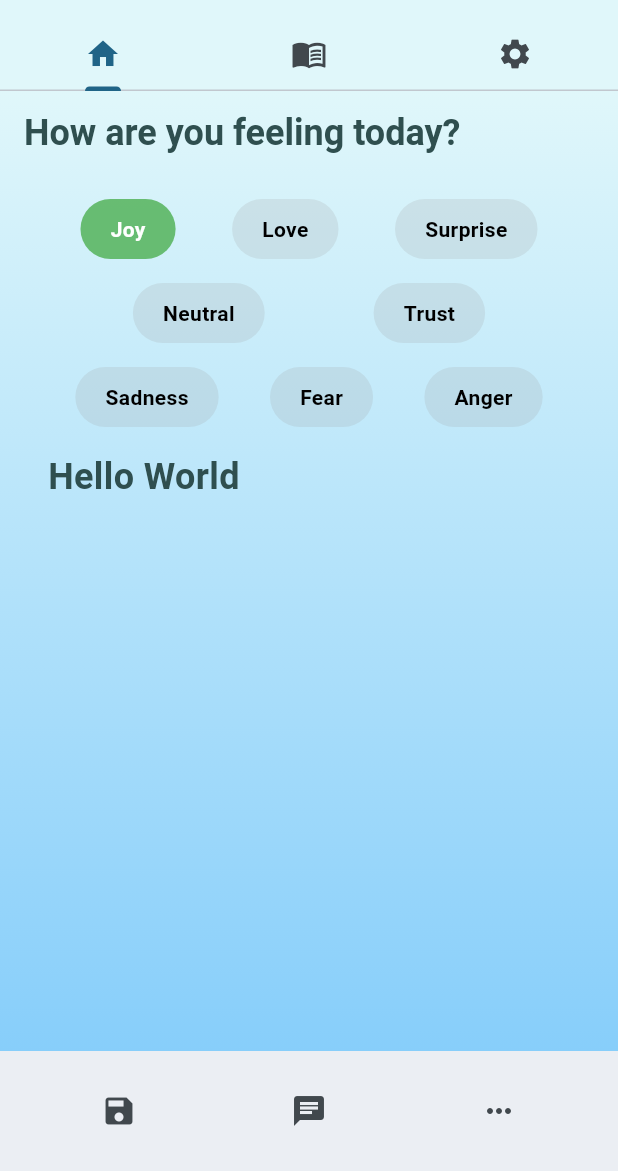
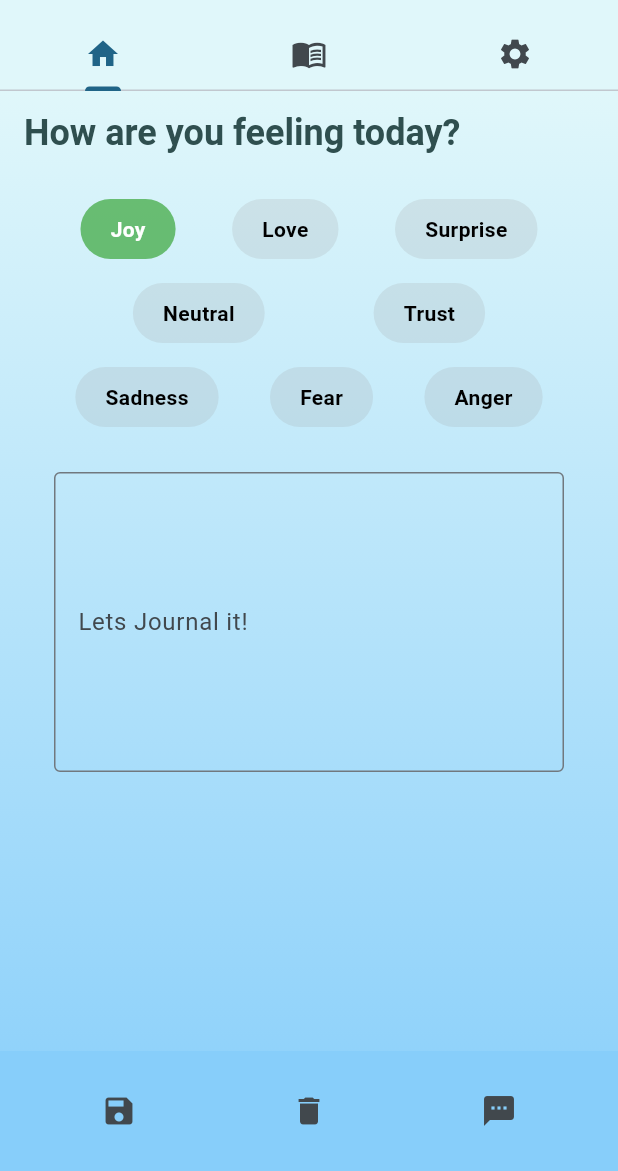
Before and after one commit to davidfitz314/EmotionJournalWGemini, a Flutter app: the screen it shows after launch, after a tap on "Joy", on a phone screen of 412 x 824 dp, the part 65-1236 px from its top. Run offline on Flutter 3.47's test engine with Material 3 defaults, Android fonts, the phone set to English and light mode, and no system bars; our stand-ins replace shared_preferences, sqflite; accounts and stored records are empty; Roboto replaces fonts that are missing (Nunito).

Commit message:
home screen updates

```diff
--- a/lib/widgets/emotion_selector.dart
+++ b/lib/widgets/emotion_selector.dart
@@ -25,15 +25,33 @@ class _EmotionSelectorState extends State<EmotionSelector> {
     'Anger': false,
   };
   bool get isAnySelected {
-    return selectedEmotions.values.any((value) => value);
+    return selectedEmotions.values.any((value) => value) ||
+        _controller.text.isNotEmpty;
+  }
+
+  final TextEditingController _controller = TextEditingController();
+
+  void handleReset() {
+    setState(() {
+      selectedEmotions.forEach((key, value) {
+        selectedEmotions[key] = false;
+      });
+    });
+    _controller.text = "";
+  }
+
+  @override
+  void dispose() {
+    _controller.dispose();
+    super.dispose();
   }
 
   @override
   Widget build(BuildContext context) {
     return Scaffold(
-      backgroundColor: Color.fromARGB(0, 0, 0, 0),
+        backgroundColor: const Color.fromARGB(0, 0, 0, 0),
         appBar: AppBar(
-        backgroundColor: Color.fromARGB(0, 0, 0, 0),
+          backgroundColor: const Color.fromARGB(0, 0, 0, 0),
           title: const Text('How are you feeling today?',
               style: TextStyle(
                 fontSize: 24,
@@ -42,34 +60,73 @@ class _EmotionSelectorState extends State<EmotionSelector> {
                 fontWeight: FontWeight.bold,
               )),
         ),
-      body: Padding(
+        body: SingleChildScrollView(
+          child: Padding(
             padding: const EdgeInsets.all(16.0),
             child: Column(
               crossAxisAlignment: CrossAxisAlignment.stretch,
               children: [
-            buildCategoryRow(
-                ['Joy', 'Love', 'Surprise'], Colors.green), // Positive emotions
-            SizedBox(height: 16),
+                buildCategoryRow(['Joy', 'Love', 'Surprise'],
+                    Colors.green), // Positive emotions
+                const SizedBox(height: 16),
                 buildCategoryRow(
                     ['Neutral', 'Trust'], Colors.blue), // Neutral emotions
-            SizedBox(height: 16),
+                const SizedBox(height: 16),
                 buildCategoryRow(['Sadness', 'Fear', 'Anger'], Colors.red),
                 Visibility(
                     visible: isAnySelected,
-                child: const Padding(
-                    padding: EdgeInsets.all(16.0),
-                    child: Text('Hello World',
-                        style: TextStyle(
-                          fontSize: 24,
-                          color: Color(0xFF2F4F4F),
-                          fontFamily: 'Roboto',
-                          fontWeight: FontWeight.bold,
-                        )) // Negative emotions,
+                    child: Padding(
+                      padding: const EdgeInsets.symmetric(
+                          horizontal: 20, vertical: 30),
+                      child: TextField(
+                        controller: _controller,
+                        decoration: const InputDecoration(
+                          border: OutlineInputBorder(),
+                          labelText: 'Lets Journal it!',
+                          hintText: 'Type something...',
+                        ),
+                        maxLines: null, // Allows unlimited lines
+                        minLines: 7,
+                        keyboardType: TextInputType.multiline,
+                        onChanged: (text) {
+                          // Handle text changes if needed
+                          print('Current text: $text');
+                        },
+                      ), // Negative emotions,
                     ))
               ],
             ),
           ),
-    );
+        ),
+        bottomNavigationBar: BottomAppBar(
+          shape: const CircularNotchedRectangle(),
+          color: Color(0xFF87CEFA),
+          notchMargin: 6.0,
+          child: Row(
+            mainAxisAlignment: MainAxisAlignment.spaceAround,
+            children: <Widget>[
+              IconButton(
+                icon: const Icon(Icons.save),
+                onPressed: () {
+                  // Save action
+                },
+              ),
+              IconButton(
+                icon: const Icon(Icons.delete),
+                onPressed: () {
+                  handleReset();
+                  // Another action
+                },
+              ),
+              IconButton(
+                icon: const Icon(Icons.textsms),
+                onPressed: () {
+                  // Chat action
+                },
+              ),
+            ],
+          ),
+        ));
   }
 
   Widget buildCategoryRow(List<String> categoryEmotions, Color categoryColor) {
@@ -109,7 +166,7 @@ class ToggleButton extends StatelessWidget {
     return GestureDetector(
       onTap: onPressed,
       child: Container(
-        padding: EdgeInsets.symmetric(horizontal: 20, vertical: 10),
+        padding: const EdgeInsets.symmetric(horizontal: 20, vertical: 10),
         decoration: BoxDecoration(
           color: isSelected
               ? color.withOpacity(0.8)
--- a/lib/widgets/home.dart
+++ b/lib/widgets/home.dart
@@ -7,39 +7,13 @@ class Home extends StatelessWidget {
 
   @override
   Widget build(BuildContext context) {
-    return Scaffold(
-        body: const Stack(children: [
-          GradientBg(),
-          Center(
-            child: EmotionSelector(),
-          ),
-        ]),
-        bottomNavigationBar: BottomAppBar(
-          shape: CircularNotchedRectangle(),
-          notchMargin: 6.0,
-          child: Row(
-            mainAxisAlignment: MainAxisAlignment.spaceAround,
-            children: <Widget>[
-              IconButton(
-                icon: Icon(Icons.save),
-                onPressed: () {
-                  // Save action
-                },
-              ),
-              IconButton(
-                icon: Icon(Icons.chat),
-                onPressed: () {
-                  // Chat action
-                },
-              ),
-              IconButton(
-                icon: Icon(Icons.more_horiz),
-                onPressed: () {
-                  // Another action
-                },
-              ),
-            ],
-          ),
-        ));
+    return const Scaffold(
+      body: Stack(children: [
+        GradientBg(),
+        Center(
+          child: EmotionSelector(),
+        ),
+      ]),
+    );
   }
 }
```
Lines whose indentation alone changed are shown as unchanged.
